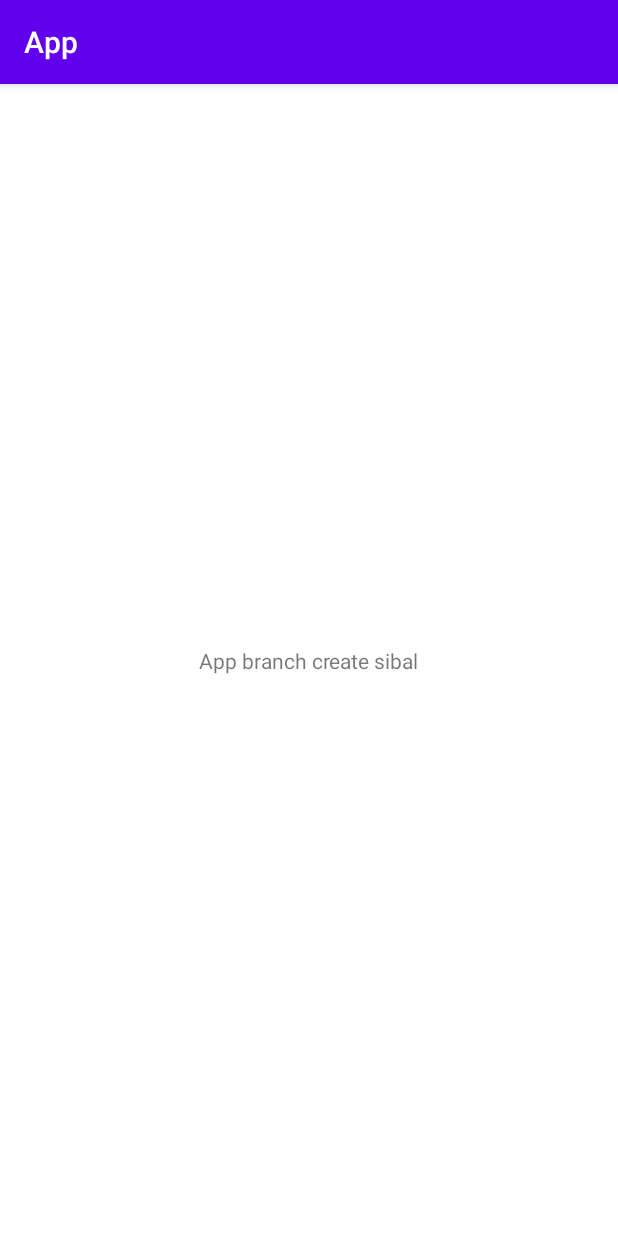
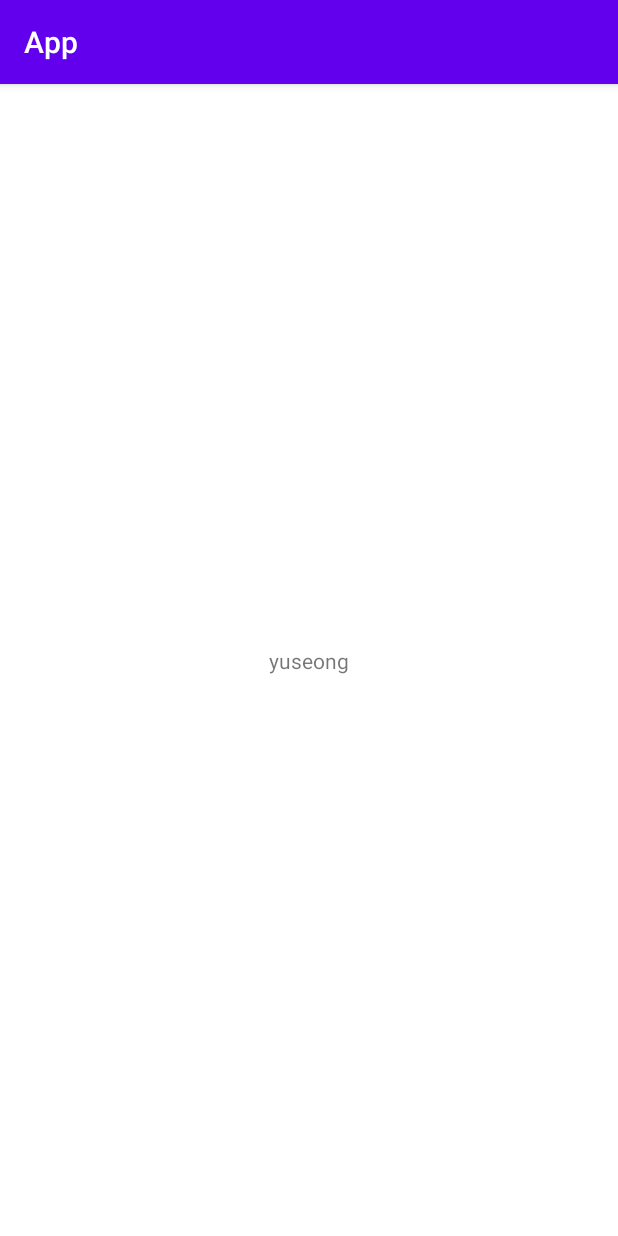
Before and after one commit to son-yu-seoung/2022_KIKOM, an Android app: the screen it shows after launch (MainActivity), on a phone screen of 412 x 824 dp. Run offline under Robolectric (Android 15) with nearby library versions, the phone set to English and light mode, and no system bars.

Commit message:
yuseong branch create

```diff
--- a/App/app/src/main/res/layout/activity_main.xml
+++ b/App/app/src/main/res/layout/activity_main.xml
@@ -9,7 +9,7 @@
     <TextView
         android:layout_width="wrap_content"
         android:layout_height="wrap_content"
-        android:text="App branch create sibal"
+        android:text="yuseong"
         app:layout_constraintBottom_toBottomOf="parent"
         app:layout_constraintLeft_toLeftOf="parent"
         app:layout_constraintRight_toRightOf="parent"
```
